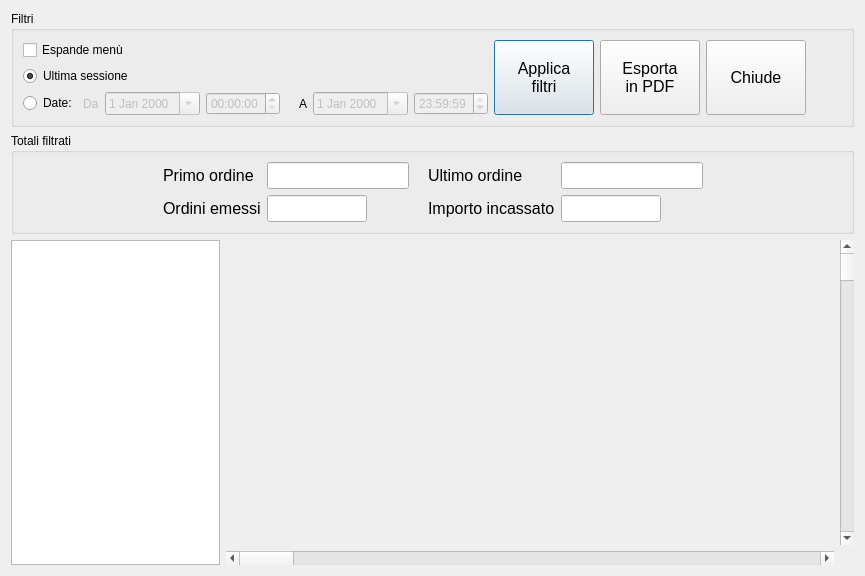
The window that src/statsform.ui (mtonin/gestcassa) describes before a commit, drawn with Qt 5.
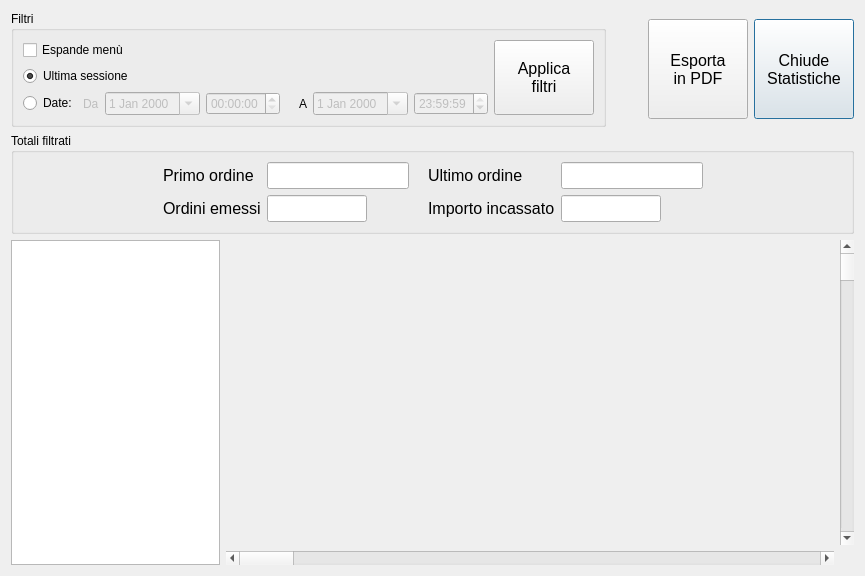
The same window after the commit. Custom widgets are drawn as their Qt base class.

Commit message: - modifica layout pulsanti

The edit to the form file:
```diff
--- a/src/statsform.ui
+++ b/src/statsform.ui
@@ -15,6 +15,8 @@
   </property>
   <layout class="QVBoxLayout" name="verticalLayout" stretch="0,0,1">
    <item>
+    <layout class="QHBoxLayout" name="horizontalLayout_8">
+     <item>
     <widget class="QGroupBox" name="groupBox">
      <property name="sizePolicy">
       <sizepolicy hsizetype="Preferred" vsizetype="Preferred">
@@ -27,7 +29,7 @@
      </property>
      <layout class="QHBoxLayout" name="horizontalLayout_7">
       <item>
-       <layout class="QHBoxLayout" name="horizontalLayout_5" stretch="0,1,0,0,0,0">
+         <layout class="QHBoxLayout" name="horizontalLayout_5" stretch="0,0">
         <item>
          <layout class="QVBoxLayout" name="verticalLayout_3">
           <item>
@@ -138,19 +140,6 @@
           </item>
          </layout>
         </item>
-        <item>
-         <spacer name="horizontalSpacer_4">
-          <property name="orientation">
-           <enum>Qt::Horizontal</enum>
-          </property>
-          <property name="sizeHint" stdset="0">
-           <size>
-            <width>100</width>
-            <height>20</height>
-           </size>
-          </property>
-         </spacer>
-        </item>
         <item>
          <widget class="QPushButton" name="filtraBtn">
           <property name="sizePolicy">
@@ -180,8 +169,37 @@
            <string>Applica
 filtri</string>
           </property>
-         </widget>
-        </item>
+            <property name="autoDefault">
+             <bool>false</bool>
+            </property>
+           </widget>
+          </item>
+         </layout>
+        </item>
+       </layout>
+      </widget>
+     </item>
+     <item>
+      <spacer name="horizontalSpacer_3">
+       <property name="orientation">
+        <enum>Qt::Horizontal</enum>
+       </property>
+       <property name="sizeHint" stdset="0">
+        <size>
+         <width>40</width>
+         <height>20</height>
+        </size>
+       </property>
+      </spacer>
+     </item>
+     <item>
+      <layout class="QHBoxLayout" name="horizontalLayout_6">
+       <property name="topMargin">
+        <number>0</number>
+       </property>
+       <property name="bottomMargin">
+        <number>0</number>
+       </property>
         <item>
          <widget class="QPushButton" name="stampaBtn">
           <property name="sizePolicy">
@@ -211,6 +229,9 @@
            <string>Esporta
 in PDF</string>
           </property>
+         <property name="autoDefault">
+          <bool>false</bool>
+         </property>
          </widget>
         </item>
         <item>
@@ -239,27 +260,17 @@
            </font>
           </property>
           <property name="text">
-           <string>Chiude</string>
-          </property>
-         </widget>
-        </item>
-        <item>
-         <spacer name="horizontalSpacer_3">
-          <property name="orientation">
-           <enum>Qt::Horizontal</enum>
-          </property>
-          <property name="sizeHint" stdset="0">
-           <size>
-            <width>100</width>
-            <height>20</height>
-           </size>
-          </property>
-         </spacer>
-        </item>
+          <string>Chiude
+Statistiche</string>
+         </property>
+         <property name="autoDefault">
+          <bool>true</bool>
+         </property>
+        </widget>
+       </item>
        </layout>
       </item>
      </layout>
-    </widget>
    </item>
    <item>
     <widget class="QGroupBox" name="groupBox_2">
```
Lines whose indentation alone changed are shown as unchanged. The commit also changes 2 other files.
